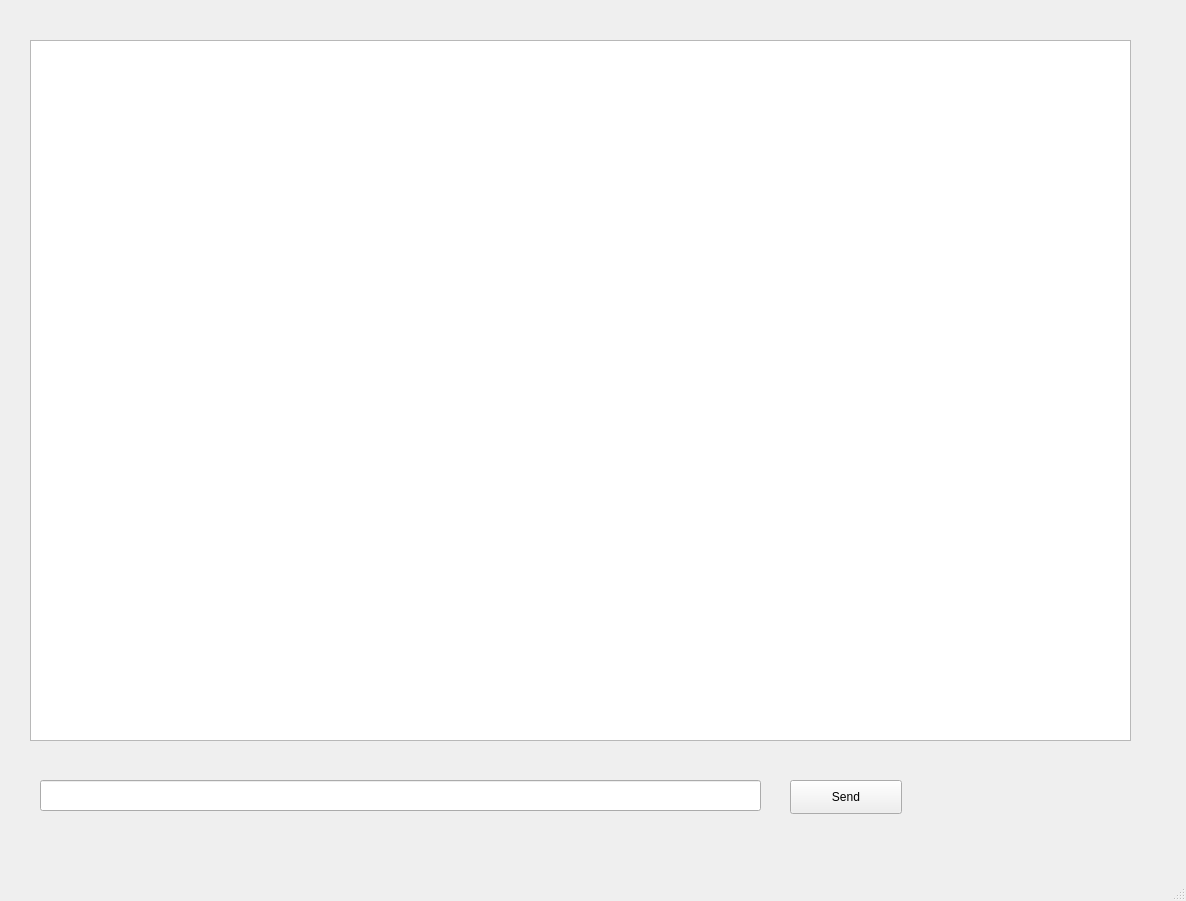
Before: the Qt Designer form social-network/showmessages.ui in mmohammadi83/social-network, drawn with Qt 5.
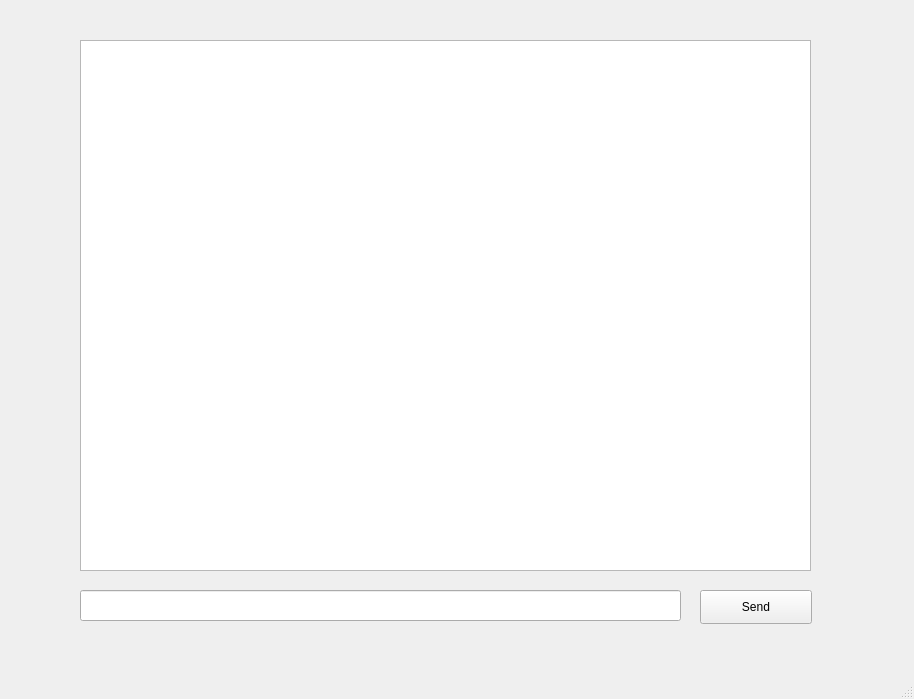
After: the same form once the commit is applied.

```diff
--- a/social-network/showmessages.ui
+++ b/social-network/showmessages.ui
@@ -6,8 +6,8 @@
    <rect>
     <x>0</x>
     <y>0</y>
-    <width>1186</width>
-    <height>901</height>
+    <width>914</width>
+    <height>699</height>
    </rect>
   </property>
   <property name="windowTitle">
@@ -17,10 +17,10 @@
    <widget class="QTextEdit" name="chatDisplay">
     <property name="geometry">
      <rect>
-      <x>30</x>
+      <x>80</x>
       <y>40</y>
-      <width>1101</width>
-      <height>701</height>
+      <width>731</width>
+      <height>531</height>
      </rect>
     </property>
     <property name="readOnly">
@@ -30,9 +30,9 @@
    <widget class="QLineEdit" name="messageInput">
     <property name="geometry">
      <rect>
-      <x>40</x>
-      <y>780</y>
-      <width>721</width>
+      <x>80</x>
+      <y>590</y>
+      <width>601</width>
       <height>31</height>
      </rect>
     </property>
@@ -43,8 +43,8 @@
    <widget class="QPushButton" name="sendButton">
     <property name="geometry">
      <rect>
-      <x>790</x>
-      <y>780</y>
+      <x>700</x>
+      <y>590</y>
       <width>112</width>
       <height>34</height>
      </rect>
```
Left out of the diff: 4 changed lines with no effect on the pictures.
